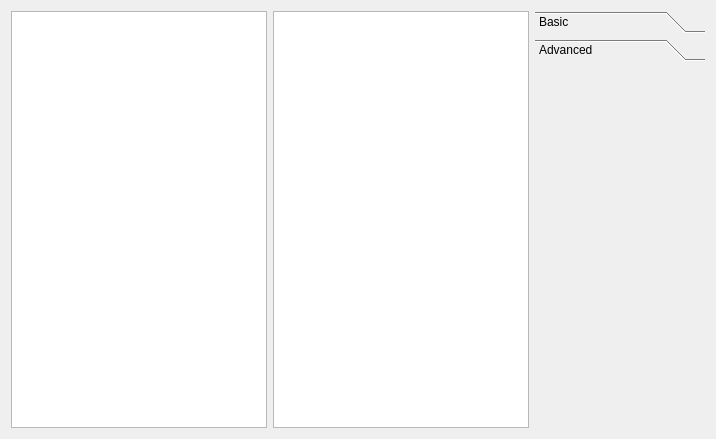
First picture: the form in dialog.ui, repository mdrska80/timesheet, before the edit.
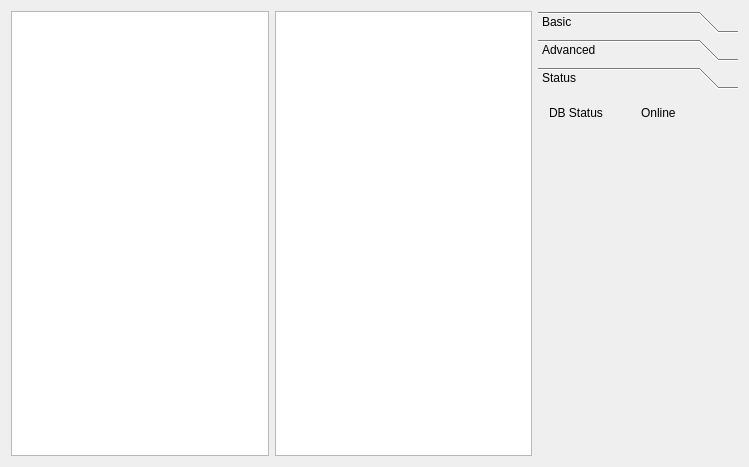
Second picture: the form after the edit.

Diff of the .ui file:
```diff
--- a/dialog.ui
+++ b/dialog.ui
@@ -6,8 +6,8 @@
    <rect>
     <x>0</x>
     <y>0</y>
-    <width>716</width>
-    <height>439</height>
+    <width>749</width>
+    <height>467</height>
    </rect>
   </property>
   <property name="windowTitle">
@@ -35,7 +35,7 @@
         </size>
        </property>
        <property name="currentIndex">
-        <number>1</number>
+        <number>2</number>
        </property>
        <widget class="QWidget" name="page">
         <property name="geometry">
@@ -136,14 +136,56 @@
          <rect>
           <x>0</x>
           <y>0</y>
-          <width>172</width>
-          <height>361</height>
+          <width>200</width>
+          <height>366</height>
          </rect>
         </property>
         <attribute name="label">
          <string>Advanced</string>
         </attribute>
        </widget>
+       <widget class="QWidget" name="page_2">
+        <attribute name="label">
+         <string>Status</string>
+        </attribute>
+        <layout class="QHBoxLayout" name="horizontalLayout_2">
+         <item>
+          <layout class="QVBoxLayout" name="verticalLayout_3">
+           <item>
+            <layout class="QGridLayout" name="gridLayout">
+             <item row="0" column="0">
+              <widget class="QLabel" name="label_6">
+               <property name="text">
+                <string>DB Status</string>
+               </property>
+              </widget>
+             </item>
+             <item row="0" column="1">
+              <widget class="QLabel" name="DBStatus_label">
+               <property name="text">
+                <string>Online</string>
+               </property>
+              </widget>
+             </item>
+            </layout>
+           </item>
+           <item>
+            <spacer name="verticalSpacer">
+             <property name="orientation">
+              <enum>Qt::Vertical</enum>
+             </property>
+             <property name="sizeHint" stdset="0">
+              <size>
+               <width>20</width>
+               <height>40</height>
+              </size>
+             </property>
+            </spacer>
+           </item>
+          </layout>
+         </item>
+        </layout>
+       </widget>
       </widget>
      </item>
     </layout>
```
Left out of the diff: 4 changed lines with no effect on the pictures.
